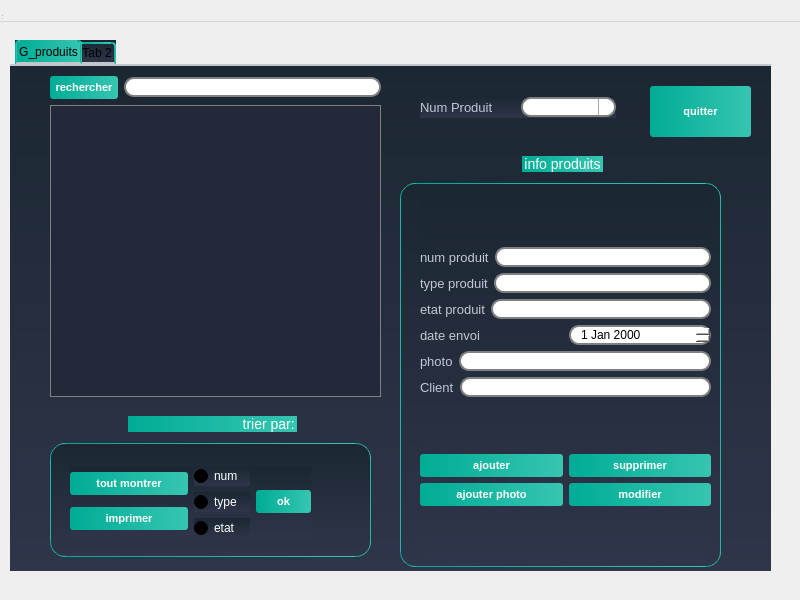
This is interface_produits_2/garticle.ui in snwxr/Dry_Cleaner_2A3 as Qt 5 draws it before an edit. The edited form follows.
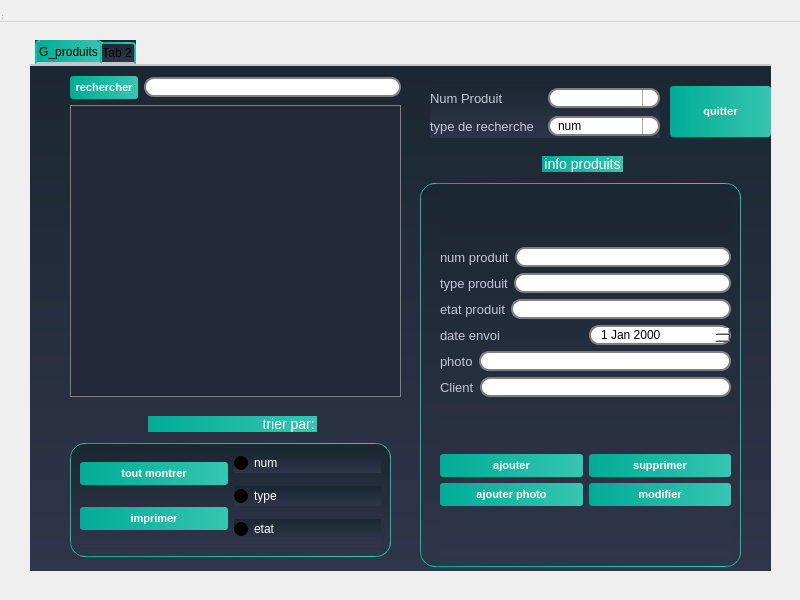
This is the edited form. Icons and pictures are not drawn. Custom widgets are drawn as their Qt base class.

```diff
--- a/interface_produits_2/garticle.ui
+++ b/interface_produits_2/garticle.ui
@@ -25,7 +25,7 @@
    <widget class="QTabWidget" name="tabWidget">
     <property name="geometry">
      <rect>
-      <x>10</x>
+      <x>30</x>
       <y>20</y>
       <width>761</width>
       <height>531</height>
@@ -1339,10 +1339,10 @@
       <widget class="QWidget" name="layoutWidget">
        <property name="geometry">
         <rect>
-         <x>20</x>
-         <y>50</y>
-         <width>241</width>
-         <height>72</height>
+         <x>10</x>
+         <y>30</y>
+         <width>301</width>
+         <height>101</height>
         </rect>
        </property>
        <layout class="QHBoxLayout" name="horizontalLayout_3">
@@ -1391,13 +1391,6 @@
             </item>
            </layout>
           </item>
-          <item>
-           <widget class="QPushButton" name="pushButton_9">
-            <property name="text">
-             <string>ok</string>
-            </property>
-           </widget>
-          </item>
          </layout>
         </item>
        </layout>
@@ -2555,22 +2548,56 @@
      <widget class="QWidget" name="">
       <property name="geometry">
        <rect>
-        <x>410</x>
-        <y>30</y>
-        <width>196</width>
-        <height>22</height>
+        <x>400</x>
+        <y>20</y>
+        <width>230</width>
+        <height>52</height>
        </rect>
       </property>
-      <layout class="QHBoxLayout" name="horizontalLayout_12">
+      <layout class="QVBoxLayout" name="verticalLayout_8">
        <item>
-        <widget class="QLabel" name="label_7">
-         <property name="text">
-          <string>Num Produit</string>
-         </property>
-        </widget>
+        <layout class="QHBoxLayout" name="horizontalLayout_12">
+         <item>
+          <widget class="QLabel" name="label_7">
+           <property name="text">
+            <string>Num Produit</string>
+           </property>
+          </widget>
+         </item>
+         <item>
+          <widget class="QComboBox" name="comboBox_modif_prod"/>
+         </item>
+        </layout>
        </item>
        <item>
-        <widget class="QComboBox" name="comboBox_modif_prod"/>
+        <layout class="QHBoxLayout" name="horizontalLayout_13">
+         <item>
+          <widget class="QLabel" name="label_8">
+           <property name="text">
+            <string>type de recherche</string>
+           </property>
+          </widget>
+         </item>
+         <item>
+          <widget class="QComboBox" name="combo_rech_art">
+           <item>
+            <property name="text">
+             <string>num</string>
+            </property>
+           </item>
+           <item>
+            <property name="text">
+             <string>type</string>
+            </property>
+           </item>
+           <item>
+            <property name="text">
+             <string>etat</string>
+            </property>
+           </item>
+          </widget>
+         </item>
+        </layout>
        </item>
       </layout>
      </widget>
```
Left out of the diff: 14 changed lines with no effect on the pictures.
